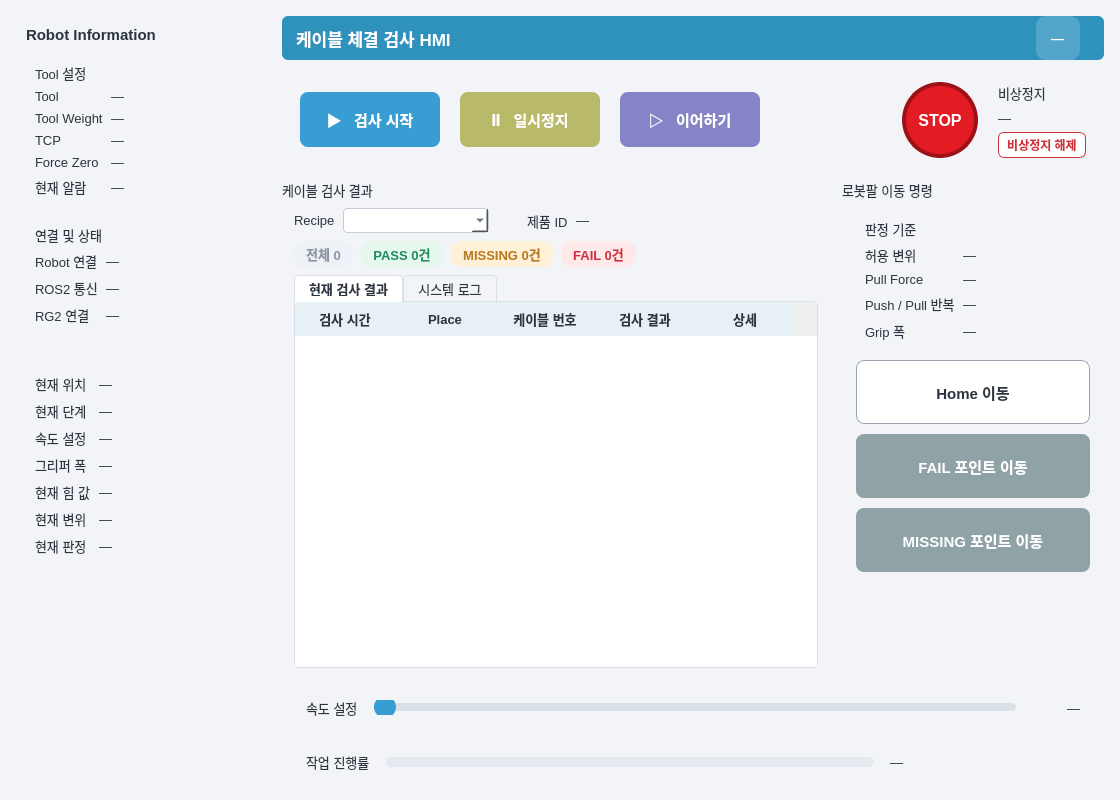
The window that src/cable_hmi/cable_hmi/main_window.ui (tkdak2025/ros_ws) describes before a commit, drawn with Qt 5.
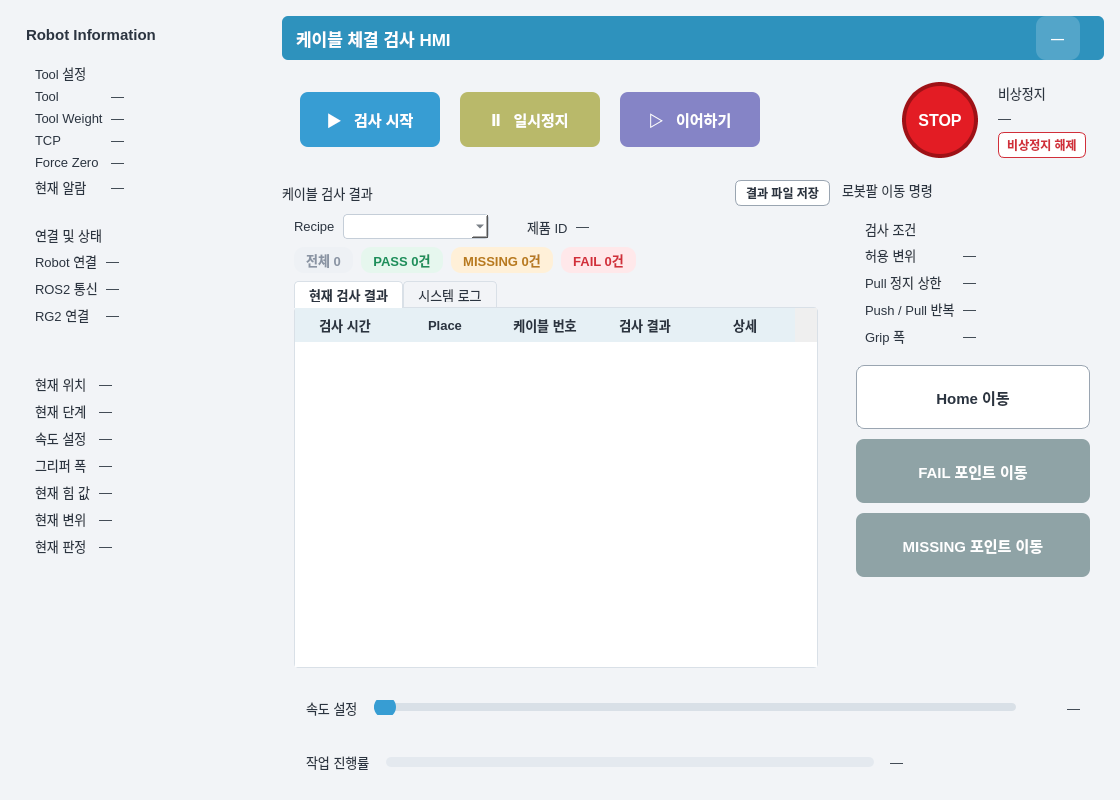
The same window after the commit.

Commit message: cable_hmi: 검사 조건 이름 정리, 결과 파일 저장 버튼, 파일 구조 정리

The edit to the form file:
```diff
--- a/src/cable_hmi/cable_hmi/main_window.ui
+++ b/src/cable_hmi/cable_hmi/main_window.ui
@@ -59,6 +59,10 @@
 #failBtn:hover, #missingBtn:hover { background: #7C9194; }
 #homeBtn { background: #FFFFFF; color: #2B3440; border: 1px solid #9AA5B1; }
 #homeBtn:hover { background: #EEF2F6; }
+#exportBtn { background: #FFFFFF; color: #2B3440; border: 1px solid #9AA5B1; font-size: 12px;
+    padding: 3px 10px; border-radius: 6px; }
+#exportBtn:hover { background: #EEF2F6; }
+#exportBtn:disabled { background: #F2F4F7; color: #B5BDC7; border: 1px solid #D9E0E7; }
 /* ID 선택자가 QPushButton:disabled 보다 우선하므로 버튼마다 :disabled 를 따로 둔다 */
 #startBtn:disabled, #pauseBtn:disabled, #resumeBtn:disabled, #failBtn:disabled, #missingBtn:disabled {
     background: #D5DBE3; color: #F5F7FA; }
@@ -766,6 +770,8 @@
             <number>8</number>
            </property>
            <item>
+            <layout class="QHBoxLayout" name="resultsTitleRow">
+             <item>
             <widget class="QLabel" name="resultsTitle">
              <property name="text">
               <string>케이블 검사 결과</string>
@@ -776,6 +782,31 @@
             </widget>
            </item>
            <item>
+              <spacer name="resultsTitleSpacer">
+               <property name="orientation">
+                <enum>Qt::Horizontal</enum>
+               </property>
+               <property name="sizeHint" stdset="0">
+                <size>
+                 <width>40</width>
+                 <height>0</height>
+                </size>
+               </property>
+              </spacer>
+             </item>
+             <item>
+              <widget class="QPushButton" name="exportBtn">
+               <property name="text">
+                <string>결과 파일 저장</string>
+               </property>
+               <property name="toolTip">
+                <string>지금 표에 있는 검사 결과만 새 파일(.db + .csv)로 저장합니다. 공용 DB 는 건드리지 않습니다.</string>
+               </property>
+              </widget>
+             </item>
+            </layout>
+           </item>
+           <item>
             <layout class="QHBoxLayout" name="layout19">
              <property name="leftMargin">
               <number>12</number>
@@ -1129,7 +1160,7 @@
                 <item>
                  <widget class="QLabel" name="criteriaPanelTitle">
                   <property name="text">
-                   <string>판정 기준</string>
+                   <string>검사 조건</string>
                   </property>
                   <property name="role" stdset="0">
                    <string>groupTitle</string>
@@ -1167,7 +1198,7 @@
                   <item row="1" column="0">
                    <widget class="QLabel" name="critForceKey">
                     <property name="text">
-                     <string>Pull Force</string>
+                     <string>Pull 정지 상한</string>
                     </property>
                     <property name="role" stdset="0">
                      <string>key</string>
```
Lines whose indentation alone changed are shown as unchanged. The commit also changes 26 other files.
